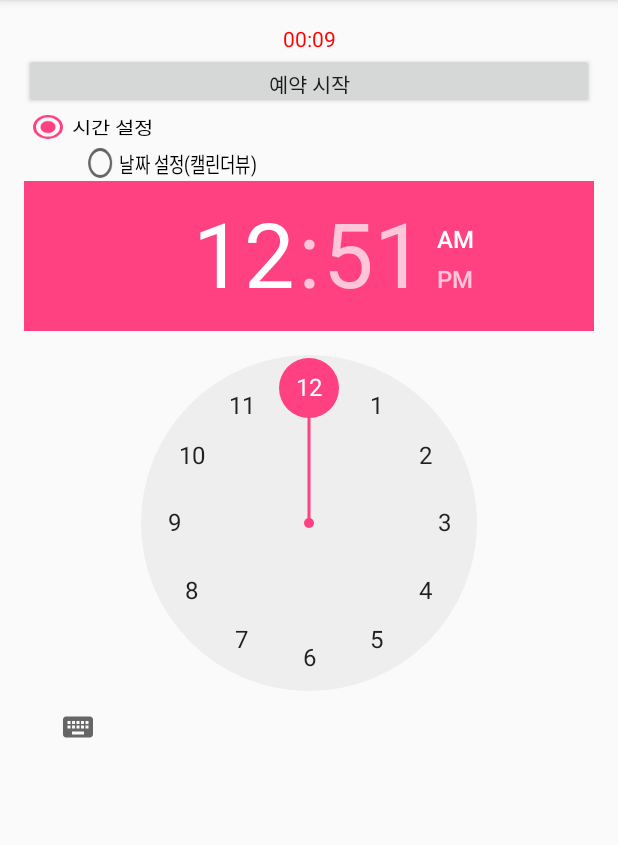
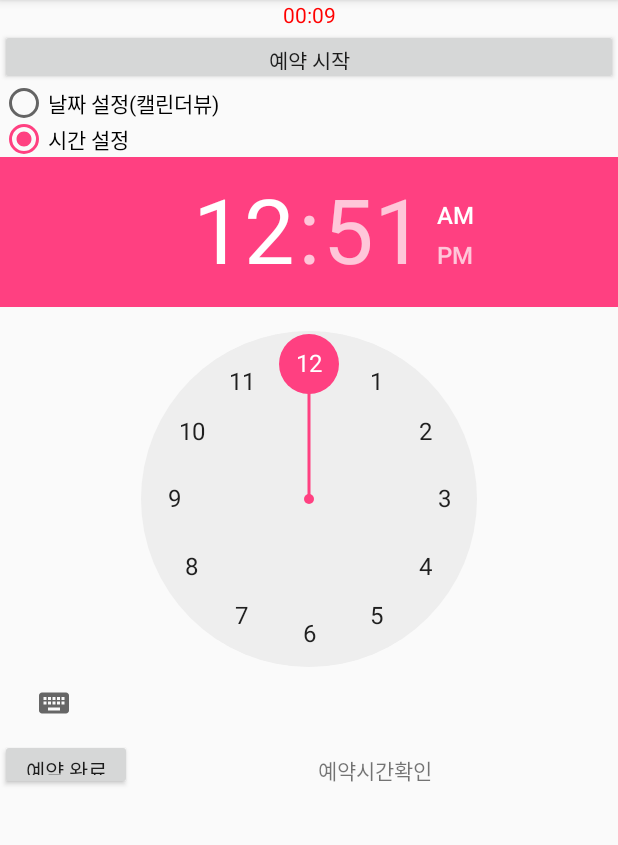
Before and after one commit to leeym008/2016_1202, an Android app: the screen it shows after launch (MainActivity), after a tap on "시간 설정", on a phone screen of 412 x 824 dp, the part 84-929 px from its top. Run offline under Robolectric (Android 15) with nearby library versions, the phone set to English and light mode, and no system bars; 1 other tap on this screen came first.

Commit message:
rb1 , rb2 선택시 화면전환은 되는데 예약시간버튼이 안보임

```diff
--- a/app/src/main/java/com/example/a403/a2016_1202/MainActivity.java
+++ b/app/src/main/java/com/example/a403/a2016_1202/MainActivity.java
@@ -10,6 +10,7 @@ import android.view.View;
 import android.widget.Button;
 import android.widget.CalendarView;
 import android.widget.Chronometer;
+import android.widget.CompoundButton;
 import android.widget.RadioButton;
 import android.widget.TextView;
 import android.widget.TimePicker;
@@ -38,8 +39,6 @@ public class MainActivity extends AppCompatActivity {
         chronometer = (Chronometer) findViewById(R.id.chronometer1);
 
         chronometer.stop();
-        btn2.setVisibility(View.INVISIBLE);
-        tv1.setVisibility(View.INVISIBLE);
         calendar.setVisibility(View.INVISIBLE);
         timepicker.setVisibility(View.INVISIBLE);
         rb1.setVisibility(View.INVISIBLE);
@@ -55,18 +54,34 @@ public class MainActivity extends AppCompatActivity {
             }
         });
 
-        rb1.setOnClickListener(new View.OnClickListener() {
+
+
+        rb1.setOnCheckedChangeListener(new CompoundButton.OnCheckedChangeListener() {
             @Override
-            public void onClick(View v) {
-                calendar.setVisibility(View.VISIBLE);
+            public void onCheckedChanged(CompoundButton buttonView, boolean isChecked) {
+                if(rb1.isChecked()){
+                    calendar.setVisibility(View.VISIBLE);
+                    timepicker.setVisibility(View.INVISIBLE);
+                    btn2.setVisibility(View.VISIBLE);
+                }
             }
         });
+        rb2.setOnCheckedChangeListener(new CompoundButton.OnCheckedChangeListener() {
+            @Override
+            public void onCheckedChanged(CompoundButton buttonView, boolean isChecked) {
+                if(rb2.isChecked()){
+                    calendar.setVisibility(View.INVISIBLE);
+                    timepicker.setVisibility(View.VISIBLE);
+                    btn2.setVisibility(View.VISIBLE);
+                }
+            }
+        });
+
         rb2.setOnClickListener(new View.OnClickListener() {
             @Override
             public void onClick(View v) {
-                timepicker.setVisibility(View.VISIBLE);
+                tv1.setVisibility(View.VISIBLE);
             }
         });
-
     }
 }
--- a/app/src/main/res/layout/activity_main.xml
+++ b/app/src/main/res/layout/activity_main.xml
@@ -5,10 +5,6 @@
     android:id="@+id/activity_main"
     android:layout_width="match_parent"
     android:layout_height="match_parent"
-    android:paddingLeft="@dimen/activity_horizontal_margin"
-    android:paddingRight="@dimen/activity_horizontal_margin"
-    android:paddingTop="@dimen/activity_vertical_margin"
-    android:paddingBottom="@dimen/activity_vertical_margin"
     tools:context="com.example.a403.a2016_1202.MainActivity"
     android:orientation="vertical"
     android:weightSum="1">
@@ -31,22 +27,18 @@
         android:layout_height="48dp">
 
         <RadioButton
+            android:text="날짜 설정(캘린더뷰)"
+            android:layout_width="match_parent"
+            android:layout_height="wrap_content"
+            android:id="@+id/radioButton1"
+            android:layout_weight="1" />
+
+        <RadioButton
             android:text="시간 설정"
             android:layout_width="match_parent"
             android:layout_height="wrap_content"
             android:id="@+id/radioButton2"
-            android:layout_weight="1"
-            android:scaleY="0.8"
-            />
-
-        <RadioButton
-            android:text="날짜 설정(캘린더뷰)"
-            android:layout_width="match_parent"
-            android:layout_height="wrap_content"
-            android:id="@+id/radioButton1"
-            android:layout_weight="1"
-            android:scaleX="0.8"
-            />
+            android:layout_weight="1" />
 
     </RadioGroup>
 
@@ -57,12 +49,12 @@
 
         <CalendarView
             android:layout_width="match_parent"
-            android:layout_height="wrap_content"
+            android:layout_height="match_parent"
             android:id="@+id/calendarView1" />
 
         <TimePicker
             android:layout_width="match_parent"
-            android:layout_height="match_parent"
+            android:layout_height="wrap_content"
             android:id="@+id/timePicker1" />
     </FrameLayout>
 
```
